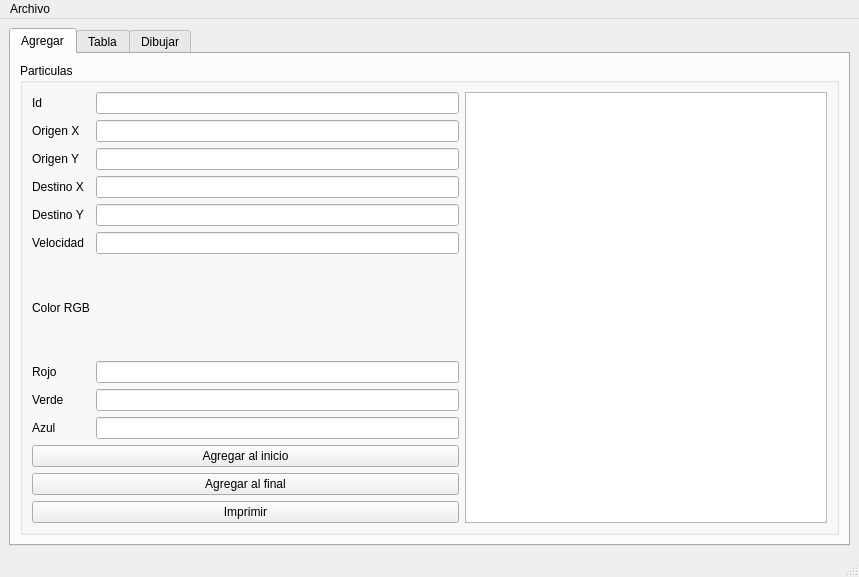
First picture: the form in particulas.ui, repository erickborquez/Seminario-de-Algortimia---Particulas, before the edit.
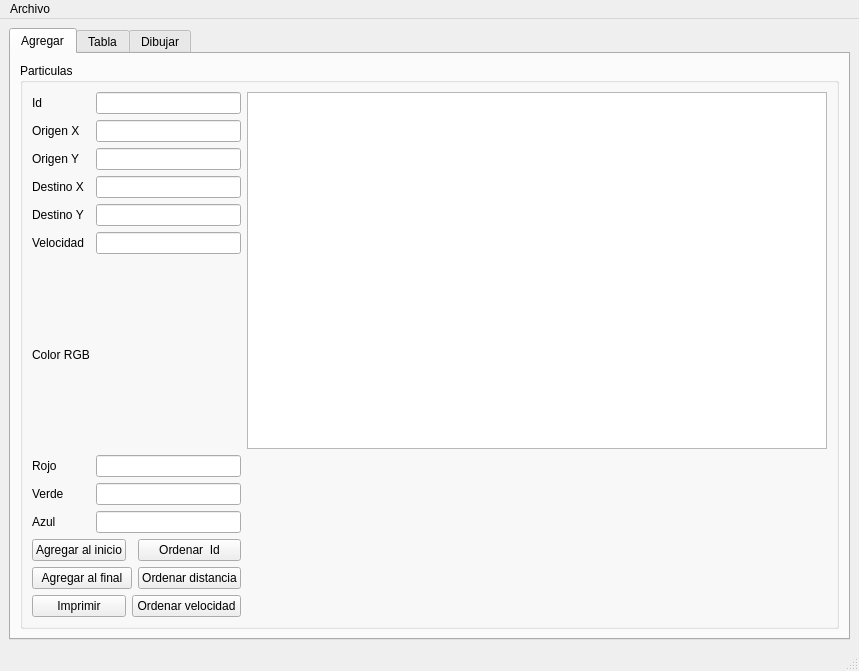
Second picture: the form after the edit. The open tabs and pages were chosen to show the change.

Patch:
```diff
--- a/particulas.ui
+++ b/particulas.ui
@@ -7,7 +7,7 @@
     <x>0</x>
     <y>0</y>
     <width>859</width>
-    <height>577</height>
+    <height>671</height>
    </rect>
   </property>
   <property name="windowTitle">
@@ -38,10 +38,10 @@
              </property>
             </widget>
            </item>
-           <item row="0" column="1">
+           <item row="0" column="1" colspan="3">
             <widget class="QLineEdit" name="id_lineEdit"/>
            </item>
-           <item row="0" column="2" rowspan="11">
+           <item row="0" column="4" rowspan="7">
             <widget class="QPlainTextEdit" name="plainTextEdit"/>
            </item>
            <item row="1" column="0">
@@ -51,7 +51,7 @@
              </property>
             </widget>
            </item>
-           <item row="1" column="1">
+           <item row="1" column="1" colspan="3">
             <widget class="QLineEdit" name="origin_x_lineEdit"/>
            </item>
            <item row="2" column="0">
@@ -61,7 +61,7 @@
              </property>
             </widget>
            </item>
-           <item row="2" column="1">
+           <item row="2" column="1" colspan="3">
             <widget class="QLineEdit" name="origin_y_lineEdit"/>
            </item>
            <item row="3" column="0">
@@ -71,7 +71,7 @@
              </property>
             </widget>
            </item>
-           <item row="3" column="1">
+           <item row="3" column="1" colspan="3">
             <widget class="QLineEdit" name="dest_x_lineEdit"/>
            </item>
            <item row="4" column="0">
@@ -81,7 +81,7 @@
              </property>
             </widget>
            </item>
-           <item row="4" column="1">
+           <item row="4" column="1" colspan="3">
             <widget class="QLineEdit" name="dest_y_lineEdit"/>
            </item>
            <item row="5" column="0">
@@ -91,7 +91,7 @@
              </property>
             </widget>
            </item>
-           <item row="5" column="1">
+           <item row="5" column="1" colspan="3">
             <widget class="QLineEdit" name="velocity_lineEdit"/>
            </item>
            <item row="6" column="0">
@@ -108,7 +108,7 @@
              </property>
             </widget>
            </item>
-           <item row="7" column="1">
+           <item row="7" column="1" colspan="3">
             <widget class="QLineEdit" name="red_lineEdit"/>
            </item>
            <item row="8" column="0">
@@ -118,7 +118,7 @@
              </property>
             </widget>
            </item>
-           <item row="8" column="1">
+           <item row="8" column="1" colspan="3">
             <widget class="QLineEdit" name="green_lineEdit"/>
            </item>
            <item row="9" column="0">
@@ -128,7 +128,7 @@
              </property>
             </widget>
            </item>
-           <item row="9" column="1">
+           <item row="9" column="1" colspan="3">
             <widget class="QLineEdit" name="blue_lineEdit">
              <property name="text">
               <string/>
@@ -136,29 +136,46 @@
             </widget>
            </item>
            <item row="10" column="0" colspan="2">
-            <layout class="QVBoxLayout" name="verticalLayout">
-             <item>
               <widget class="QPushButton" name="add_start_pushButton">
                <property name="text">
                 <string>Agregar al inicio</string>
                </property>
               </widget>
              </item>
-             <item>
+           <item row="10" column="3">
+            <widget class="QPushButton" name="sord_id_pushButton">
+             <property name="text">
+              <string>Ordenar  Id</string>
+             </property>
+            </widget>
+           </item>
+           <item row="11" column="0" colspan="3">
               <widget class="QPushButton" name="add_end_pushButton">
                <property name="text">
                 <string>Agregar al final</string>
                </property>
               </widget>
              </item>
-             <item>
+           <item row="11" column="3">
+            <widget class="QPushButton" name="sort_dist_pushButton">
+             <property name="text">
+              <string>Ordenar distancia</string>
+             </property>
+            </widget>
+           </item>
+           <item row="12" column="0" colspan="2">
               <widget class="QPushButton" name="print_pushButton">
                <property name="text">
                 <string>Imprimir</string>
                </property>
               </widget>
              </item>
-            </layout>
+           <item row="12" column="2" colspan="2">
+            <widget class="QPushButton" name="sord_speed_pushButton">
+             <property name="text">
+              <string>Ordenar velocidad</string>
+             </property>
+            </widget>
            </item>
           </layout>
          </widget>
```
Left out of the diff: 2 changed lines with no effect on the pictures. Lines whose indentation alone changed are shown as unchanged.
